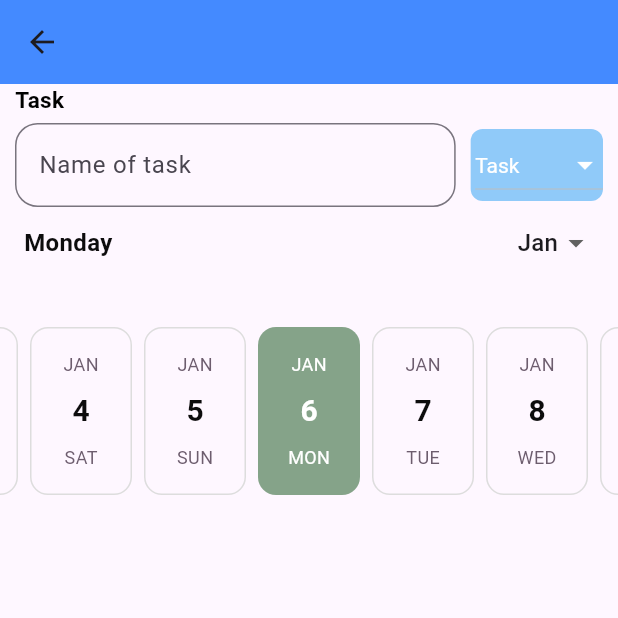
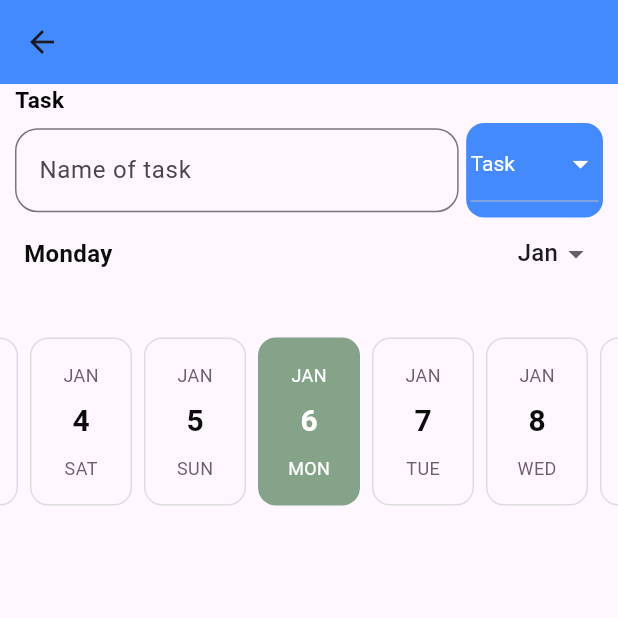
Before and after one commit to teryac/openproject-mobile, a Flutter app: the AddScreen screen opened directly with empty values, on a phone screen of 412 x 824 dp, the top half of it. Run offline on Flutter 3.47's test engine with Material 3 defaults, Android fonts, the phone set to English and light mode, and no system bars; drawn by our look-alikes of easy_date_timeline; our stand-ins replace fluttericon, fluttertoast, percent_indicator, shared_preferences; accounts and stored records are empty.

Commit message:
make height of textfeild equal of height dropbutton

```diff
--- a/Code/open_project/lib/AddTask.dart
+++ b/Code/open_project/lib/AddTask.dart
@@ -89,19 +89,17 @@ class AddTask extends State<AddScreen> {
                         ),
                       ),
                     ),
-                    const SizedBox(
-                        width:
-                            10), // Add spacing between TextField and DropdownButton
-                    Container(
+                    const SizedBox(width: 5),
+                    SizedBox(
+                      height: 63, // Match this height with the TextField height
+                      child: Container(
                         decoration: BoxDecoration(
-                        color: Colors.blue[
-                            200], // Background color for the DropdownButton
-                        borderRadius:
-                            BorderRadius.circular(8), // Rounded corners
+                          color: Colors.blueAccent,
+                          borderRadius: BorderRadius.circular(12),
                         ),
-                      padding: const EdgeInsets.only(left: 3), // Inner padding
+                        padding: const EdgeInsets.all(3),
                         child: DropdownButton<String>(
-                        dropdownColor: Colors.blue[200],
+                          dropdownColor: Colors.blueAccent,
                           iconEnabledColor: Colors.white,
                           value: type,
                           icon: const Icon(Icons.arrow_drop_down),
@@ -125,6 +123,7 @@ class AddTask extends State<AddScreen> {
                               child: Text('Phase'),
                             ),
                           ],
+                        ),
                       ),
                     ),
                     const SizedBox(width: 10),
```
Lines whose indentation alone changed are shown as unchanged.
